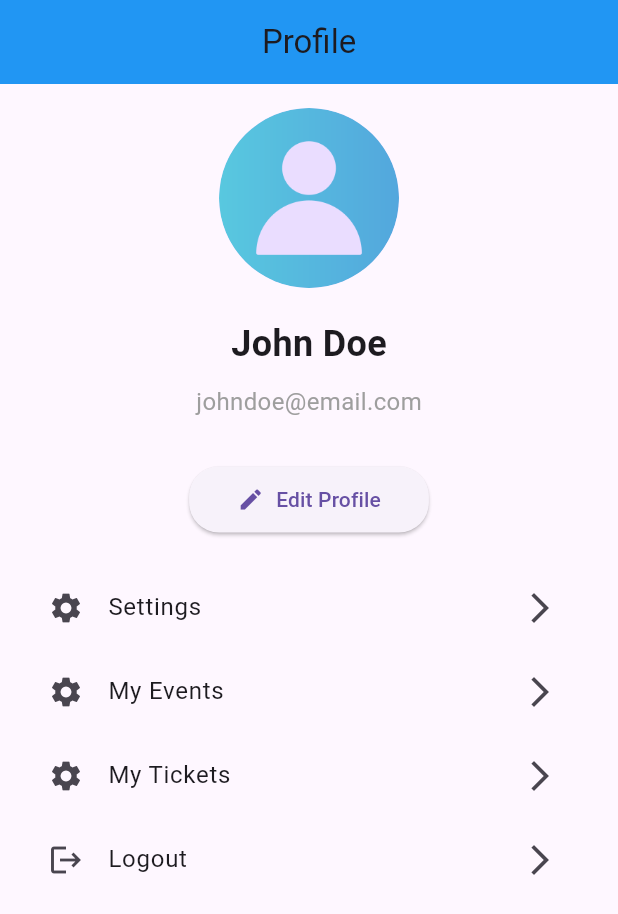
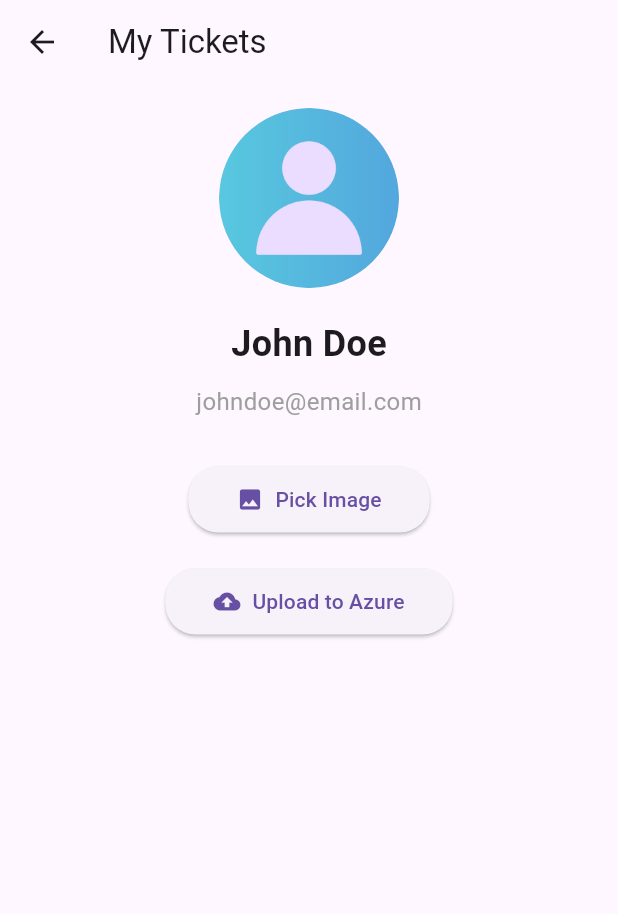
Before and after one commit to mucthecoder/Event_And_Activities_App, a Flutter app: the ProfilePage screen opened directly, after a tap on "Settings", on a phone screen of 412 x 824 dp. Shown: the top 914 px of the screen. Run offline on Flutter 3.47's test engine with Material 3 defaults, Android fonts, the phone set to English and light mode, and no system bars; our stand-ins replace dio, flutter_svg, google_sign_in, image_picker, persistent_bottom_nav_bar, qr_flutter and 1 more; accounts and stored records are empty.

Commit message:
second integration

```diff
--- /dev/null
+++ b/lib/screens/dummy.dart
@@ -0,0 +1,173 @@
+import 'package:event_and_activities_app/screens/profile_page.dart';
+import 'package:flutter/material.dart';
+import 'package:image_picker/image_picker.dart';
+import 'dart:io';
+import 'package:http/http.dart' as http;
+import 'package:path/path.dart';
+import 'package:mime/mime.dart';
+
+class Dummy extends StatefulWidget {
+  const Dummy({super.key});
+
+  @override
+  _DummyState createState() => _DummyState();
+}
+
+class _DummyState extends State<Dummy> {
+  File? _image;
+  bool _isUploading = false; // Track upload status
+
+  // Pick image from gallery or camera
+  Future<void> _pickImage() async {
+    final picker = ImagePicker();
+    final pickedFile = await picker.pickImage(
+      source: ImageSource.gallery, // You can switch this to ImageSource.camera to allow camera capture
+    );
+
+    if (pickedFile != null) {
+      setState(() {
+        _image = File(pickedFile.path);
+      });
+    }
+  }
+
+  // Upload image to Azure Blob Storage
+  Future<void> _uploadImageToAzure() async {
+    if (_image == null) {
+      // ScaffoldMessenger.of(context).showSnackBar(
+      //   const SnackBar(content: Text('No image selected')),
+      // );
+      return;
+    }
+
+    const String storageAccount = "ritanzwe";
+    const String containerName = "event";
+    const String sasToken = "sp=r&st=2024-10-04T02:32:46Z&se=2025-03-28T10:32:46Z&spr=https&sv=2022-11-02&sr=c&sig=PpJcSRDkZP90ZajToUMX5ks5VpsRq7l7kz8nTpDxcdc%3D";
+
+    String fileName = basename(_image!.path);
+    String uploadUrl = "https://$storageAccount.blob.core.windows.net/$containerName/$fileName?$sasToken";
+
+    try {
+      setState(() {
+        _isUploading = true; // Set uploading status
+      });
+
+      // Prepare the file
+      final fileBytes = await _image!.readAsBytes();
+      String mimeType = lookupMimeType(fileName) ?? 'application/octet-stream'; // Get MIME type dynamically
+
+      // Send a PUT request to upload the image
+      final response = await http.put(
+        Uri.parse(uploadUrl),
+        headers: {
+          'x-ms-blob-type': 'BlockBlob',
+          'Content-Type': mimeType,
+        },
+        body: fileBytes,
+      );
+
+      if (response.statusCode == 201) {
+        print('Upload successful!');
+        // ScaffoldMessenger.of(context).showSnackBar(
+        //   const SnackBar(content: Text('Image uploaded to Azure successfully!')),
+        // );
+      } else {
+        print('Upload failed: ${response.statusCode}, Response: ${response.body}');
+        // ScaffoldMessenger.of(context).showSnackBar(
+        //   SnackBar(content: Text('Upload failed: ${response.statusCode}')),
+        // );
+      }
+    } catch (e) {
+      print('Error uploading image: $e');
+      // ScaffoldMessenger.of(context).showSnackBar(
+      //   SnackBar(content: Text('Error uploading image: $e')),
+      // );
+    } finally {
+      setState(() {
+        _isUploading = false; // Reset uploading status
+      });
+    }
+  }
+
+  @override
+  Widget build(BuildContext context) {
+    return Scaffold(
+      appBar: AppBar(
+        title: Text('My Tickets'),
+        leading: IconButton(
+          icon: Icon(Icons.arrow_back),
+          onPressed: () {
+            Navigator.pushReplacement(
+                context,
+                MaterialPageRoute(builder: (context) => ProfilePage()));
+          },
+        ),
+      ),
+      body: SingleChildScrollView(
+        padding: const EdgeInsets.all(16.0),
+        child: Column(
+          crossAxisAlignment: CrossAxisAlignment.center,
+          children: [
+            // Profile picture
+            Center(
+              child: CircleAvatar(
+                radius: 60,
+                backgroundImage: _image != null
+                    ? FileImage(_image!)
+                    : const AssetImage('assets/profile.png') as ImageProvider,
+              ),
+            ),
+            const SizedBox(height: 20),
+            // Name
+            const Center(
+              child: Text(
+                'John Doe',
+                style: TextStyle(
+                  fontSize: 24,
+                  fontWeight: FontWeight.bold,
+                ),
+              ),
+            ),
+            const SizedBox(height: 10),
+            // Email
+            const Center(
+              child: Text(
+                'johndoe@email.com',
+                style: TextStyle(
+                  fontSize: 16,
+                  color: Colors.grey,
+                ),
+              ),
+            ),
+            const SizedBox(height: 30),
+            // Pick Image Button
+            ElevatedButton.icon(
+              onPressed: _pickImage,
+              icon: const Icon(Icons.image),
+              label: const Text('Pick Image'),
+              style: ElevatedButton.styleFrom(
+                padding: const EdgeInsets.symmetric(horizontal: 32, vertical: 12),
+                shape: RoundedRectangleBorder(
+                  borderRadius: BorderRadius.circular(20),
+                ),
+              ),
+            ),
+            const SizedBox(height: 20),
+            // Upload Image Button
+            ElevatedButton.icon(
+              onPressed: _isUploading ? null : _uploadImageToAzure, // Disable while uploading
+              icon: _isUploading ? CircularProgressIndicator() : const Icon(Icons.cloud_upload),
+              label: const Text('Upload to Azure'),
+              style: ElevatedButton.styleFrom(
+                padding: const EdgeInsets.symmetric(horizontal: 32, vertical: 12),
+                shape: RoundedRectangleBorder(
+                  borderRadius: BorderRadius.circular(20),
+                ),
+              ),
+            ),
+          ],
+        ),
+      ),
+    );
+  }
+}
--- a/lib/screens/profile_page.dart
+++ b/lib/screens/profile_page.dart
@@ -1,6 +1,8 @@
 import 'package:event_and_activities_app/screens/myEvents.dart';
 import 'package:event_and_activities_app/screens/myTickets.dart';
 import 'package:flutter/material.dart';
+
+import 'dummy.dart';
 
 class ProfilePage extends StatelessWidget {
   const ProfilePage({super.key});
@@ -66,6 +68,9 @@ class ProfilePage extends StatelessWidget {
               trailing: const Icon(Icons.arrow_forward_ios),
               onTap: () {
                 // Navigate to Settings Page
+                Navigator.pushReplacement(
+                    context,
+                    MaterialPageRoute(builder: (context) => Dummy()));
               },
             ),
             ListTile(
```
Also changed, not shown: lib/screens/myTickets.dart (+87 -6 lines).
